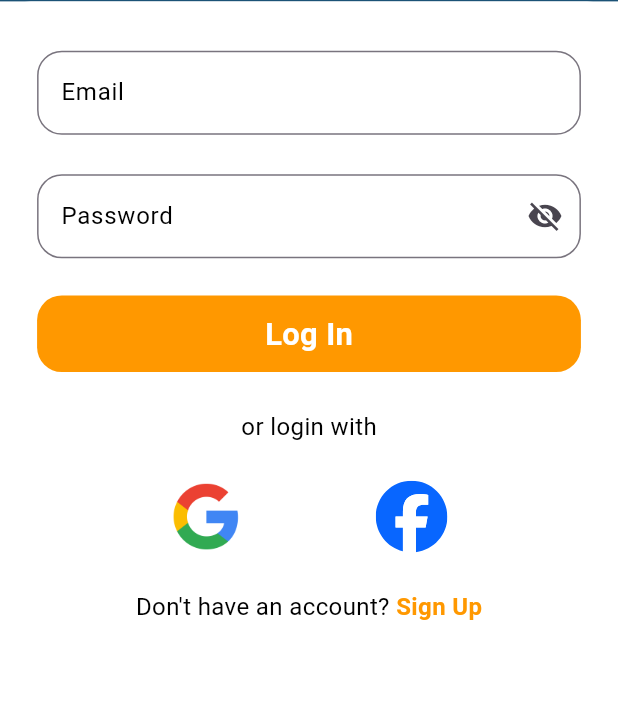
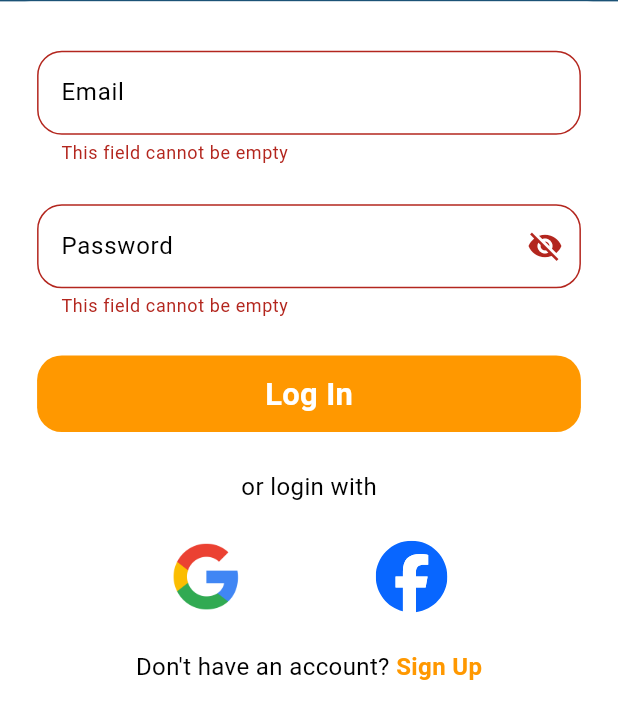
Before and after one commit to kareemtoson12/car-wash, a Flutter app: the screen it shows after launch, scrolled down 271 dp, after a tap on "Log In", on a phone screen of 412 x 824 dp. Shown: the top 719 px of the screen. Run offline on Flutter 3.47's test engine with Material 3 defaults, Android fonts, the light colour scheme and no system bars; our stand-ins replace cloud_firestore, device_preview, easy_stepper, firebase_auth, firebase_core, flutter_custom_clippers and 10 more; missing offline and left inert: flutter_stripe; accounts and stored records are empty.

Commit message:
dohaa added valitator

```diff
--- a/lib/features/registration/create_account/create_account_controller.dart
+++ b/lib/features/registration/create_account/create_account_controller.dart
@@ -8,8 +8,8 @@ import 'package:cloud_firestore/cloud_firestore.dart';
 class CreateAccountController {
    static FirebaseAuth _auth = FirebaseAuth.instance;
   final FirebaseFirestore _firestore = FirebaseFirestore.instance; // إضافة Firestore
-
-  Future<User?> signUpWithEmailAndPassword(
+   final formKey = GlobalKey<FormState>();
+   Future<User?> signUpWithEmailAndPassword(
     BuildContext context, String email, String password, String fullName) async {
   try {
     UserCredential userCredential = await _auth
--- a/lib/features/registration/signin/signin_controller.dart
+++ b/lib/features/registration/signin/signin_controller.dart
@@ -1,3 +1,5 @@
+import 'dart:async';
+
 import 'package:clean_wash/features/HomePage/NaiveBar/Naivebar_view.dart';
 import 'package:clean_wash/features/HomePage/Profile/profile_controller.dart';
 import 'package:firebase_auth/firebase_auth.dart';
@@ -9,10 +11,9 @@ import 'signin_view.dart';
 class SigninController extends GetxController {
   final FirebaseAuth _auth = FirebaseAuth.instance;
   final GoogleSignIn _googleSignIn = GoogleSignIn();
-
   final emailController = TextEditingController();
   final passwordController = TextEditingController();
-
+  final formKey = GlobalKey<FormState>();
   Future<User?> signInWithEmailAndPassword() async {
     try {
       UserCredential userCredential = await _auth.signInWithEmailAndPassword(
@@ -39,7 +40,7 @@ class SigninController extends GetxController {
       }
 
       final GoogleSignInAuthentication googleAuth =
-          await googleUser.authentication;
+      await googleUser.authentication;
 
       final AuthCredential credential = GoogleAuthProvider.credential(
         accessToken: googleAuth.accessToken,
@@ -47,7 +48,7 @@ class SigninController extends GetxController {
       );
 
       UserCredential userCredential =
-          await _auth.signInWithCredential(credential);
+      await _auth.signInWithCredential(credential);
       User? user = userCredential.user;
 
       if (user != null) {
--- a/lib/features/registration/signin/signin_view.dart
+++ b/lib/features/registration/signin/signin_view.dart
@@ -1,13 +1,16 @@
 import 'package:clean_wash/core/colors_manger.dart';
 import 'package:clean_wash/core/styels_manger.dart';
+import 'package:clean_wash/features/HomePage/Widgets/Customtext.dart';
 import 'package:clean_wash/features/registration/create_account/create_account_view.dart';
+import 'package:clean_wash/features/registration/signin/signin_controller.dart';
+import 'package:clean_wash/features/registration/widgets/custom_buttom.dart';
+import 'package:clean_wash/features/registration/widgets/custom_textfield.dart';
 import 'package:flutter/material.dart';
 import 'package:flutter_screenutil/flutter_screenutil.dart';
-import 'package:flutter_svg/flutter_svg.dart';
+import 'package:flutter_svg/svg.dart';
 import 'package:get/get.dart';
-import '../widgets/custom_buttom.dart';
-import '../widgets/custom_textfield.dart';
-import 'signin_controller.dart';
+import 'package:get/get_core/src/get_main.dart';
+import 'package:get/get_state_manager/src/simple/get_state.dart';
 
 class SigninView extends StatelessWidget {
   const SigninView({super.key});
@@ -17,13 +20,16 @@ class SigninView extends StatelessWidget {
     final mediaQuery = MediaQuery.of(context);
     final screenHeight = mediaQuery.size.height;
     final screenWidth = mediaQuery.size.width;
-
     return Scaffold(
       backgroundColor: ColorsManger.white,
       body: GetBuilder<SigninController>(
         init: SigninController(),
         builder: (controller) {
-          return SingleChildScrollView(
+          return Stack(
+            children: [
+              SingleChildScrollView(
+                child: Form(
+                  key: controller.formKey,
                   child: Column(
                     children: [
                       Container(
@@ -88,8 +94,9 @@ class SigninView extends StatelessWidget {
                               SizedBox(height: screenHeight * 0.030),
                               CustomButtom(
                                 onTap: () {
+                             if (controller.formKey.currentState!.validate()) {
                                   controller.signInWithEmailAndPassword();
-                          },
+                                }},
                                 screenWidth: screenWidth,
                                 screenHeight: screenHeight,
                                 text: 'Log In',
@@ -145,6 +152,9 @@ class SigninView extends StatelessWidget {
                       ),
                     ],
                   ),
+                ),
+              )
+            ],
           );
         },
       ),
--- a/lib/features/registration/widgets/custom_textfield.dart
+++ b/lib/features/registration/widgets/custom_textfield.dart
@@ -1,6 +1,7 @@
 import 'package:clean_wash/core/colors_manger.dart';
 import 'package:clean_wash/core/styels_manger.dart';
 import 'package:flutter/material.dart';
+import 'package:get/get_utils/src/get_utils/get_utils.dart';
 
 class CustomTextField extends StatefulWidget {
   const CustomTextField({
@@ -24,7 +25,24 @@ class CustomTextField extends StatefulWidget {
 
 class _CustomTextFieldState extends State<CustomTextField> {
   late bool _obscureText;
-
+  String? _validateInput(String? value) {
+    if (value == null || value.isEmpty) {
+      return 'This field cannot be empty';
+    }
+    if (widget.hintText == 'Email' && !GetUtils.isEmail(value)) {
+      return 'Please enter a valid email address';
+    }
+    if ((widget.hintText == 'Password' ||
+        widget.hintText == 'Old Password' ||
+        widget.hintText == 'New Password') &&
+        value.length < 6) {
+      return 'Password must be at least 6 characters long';
+    }
+    if (widget.hintText == 'Full name' && value.length < 2) {
+      return 'Name must be at least 2 characters long';
+    }
+    return null;
+  }
   @override
   void initState() {
     super.initState();
@@ -33,7 +51,8 @@ class _CustomTextFieldState extends State<CustomTextField> {
 
   @override
   Widget build(BuildContext context) {
-    return TextField(
+    return TextFormField(
+      validator: _validateInput,
       controller: widget.controller,
       style: StylesManager.bodyText3,
       cursorColor: ColorsManger.grey,
```
Lines whose indentation alone changed are shown as unchanged.
